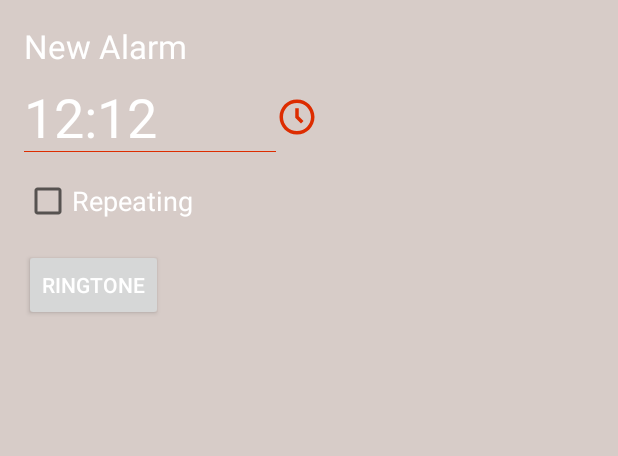
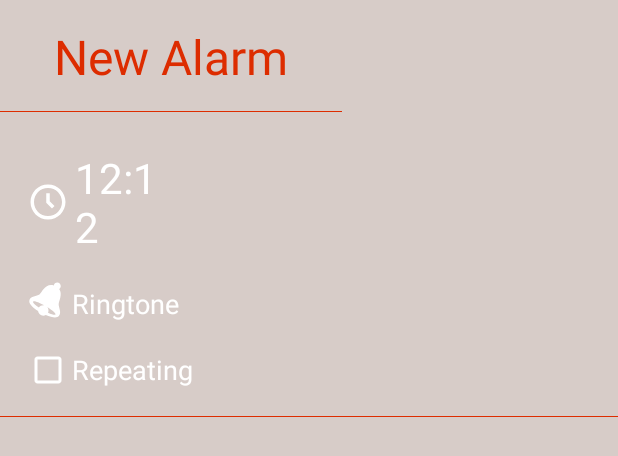
Before and after one commit to SteveQQ/QRoclock, an Android app: the layout alarm_config_dialog.xml on its own in the app's theme, with its tools: preview values and no code run, on a phone screen of 412 x 824 dp. Shown: the top 456 px of the screen. Run offline under Robolectric (Android 15) with nearby library versions, the phone set to English and light mode, and no system bars; Roboto replaces fonts that are not available here.

Commit message:
Time Picker added, implementing of interface to create Alarm Object

```diff
--- a/app/src/main/res/drawable/ic_plus_vec.xml
+++ b/app/src/main/res/drawable/ic_plus_vec.xml
@@ -7,5 +7,5 @@
 
     <!-- draw a path -->
     <path android:fillColor="#E0E0E0"
-          android:pathData="M12,2C6.5,2,2,6.5,2,12c0,5.5,4.5,10,10,10s10-4.5,10-10C22,6.5,17.5,2,12,2z M16.9,15.5l-1.4,1.4L12,13.4l-3.5,3.5 l-1.4-1.4l3.5-3.5L7.1,8.5l1.4-1.4l3.5,3.5l3.5-3.5l1.4,1.4L13.4,12L16.9,15.5z" />
+          android:pathData="M 11 5 L 11 11 L 5 11 L 5 13 L 11 13 L 11 19 L 13 19 L 13 13 L 19 13 L 19 11 L 13 11 L 13 5 L 11 5 z" />
 </vector>
--- /dev/null
+++ b/app/src/main/res/drawable/ic_ringtone_vec.xml
@@ -0,0 +1,11 @@
+<?xml version="1.0" encoding="utf-8"?>
+<vector xmlns:android="http://schemas.android.com/apk/res/android"
+        android:height="28dp"
+        android:width="28dp"
+        android:viewportWidth="24"
+        android:viewportHeight="24">
+
+    <!-- draw a path -->
+    <path android:fillColor="@android:color/primary_text_dark"
+          android:pathData="M 19 2 C 17.991269 2 17.168434 2.7478793 17.03125 3.71875 C 12.26736 2.2527083 10.288153 7.6756595 8.8125 8.8125 C 7.4735 9.8455 3.589 9.634 3.125 12 C 2.5165865 13.710308 4.3290052 15.982675 8.03125 18.3125 C 8.1921025 19.817812 9.4500849 21 11 21 C 11.522484 21 12.009818 20.860063 12.4375 20.625 C 14.482939 21.463174 16.474104 22 17.6875 22 C 18.6905 22 19.687 21.546 20 21 C 21.647 19.237 19.7605 16.09725 19.8125 14.40625 C 19.862164 12.75491 22.237228 8.5147143 20.09375 5.6875 C 20.645258 5.3314115 21 4.7053063 21 4 C 21 2.8954305 20.104569 2 19 2 z M 5.46875 12.75 C 6.3079466 12.569906 8.7827775 13.512469 11.59375 15.0625 C 11.39857 15.022541 11.207 15 11 15 C 9.9789831 15 9.0734824 15.503749 8.53125 16.28125 C 6.6629202 15.002611 5.3687025 13.848988 5.1875 13.21875 C 5.1785 13.20275 5.16425 13.17225 5.15625 13.15625 C 5.16325 13.15525 5.1805 13.15725 5.1875 13.15625 C 5.1705 13.06525 5.1515 13.0005 5.1875 12.9375 C 5.234625 12.855875 5.3391777 12.777807 5.46875 12.75 z M 13.25 16.03125 C 16.248005 17.881679 18.30902 19.724022 17.96875 20.3125 C 17.697398 20.782508 15.975912 20.299105 13.71875 19.25 C 13.895274 18.867671 14 18.448869 14 18 C 14 17.243385 13.711743 16.558962 13.25 16.03125 z" />
+</vector>
--- a/app/src/main/res/drawable/ic_time_vec.xml
+++ b/app/src/main/res/drawable/ic_time_vec.xml
@@ -6,6 +6,6 @@
         android:viewportHeight="24">
 
     <!-- draw a path -->
-    <path android:fillColor="@color/material_deep_orange_A700"
+    <path android:fillColor="@android:color/primary_text_dark"
           android:pathData="M 12 2 C 6.4666667 2 2 6.4666667 2 12 C 2 17.533333 6.4666667 22 12 22 C 17.533333 22 22 17.533333 22 12 C 22 6.4666667 17.533333 2 12 2 z M 12 4 C 16.466667 4 20 7.5333333 20 12 C 20 16.466667 16.466667 20 12 20 C 7.5333333 20 4 16.466667 4 12 C 4 7.5333333 7.5333333 4 12 4 z M 11 7 L 11 12 L 11 12.40625 L 11.28125 12.71875 L 14.28125 15.71875 L 15.71875 14.28125 L 13 11.5625 L 13 7 L 11 7 z" />
 </vector>
--- a/app/src/main/res/layout/alarm_config_dialog.xml
+++ b/app/src/main/res/layout/alarm_config_dialog.xml
@@ -4,40 +4,83 @@
               xmlns:app="http://schemas.android.com/apk/res-auto"
               android:orientation="vertical"
               android:layout_width="match_parent"
-              android:layout_height="match_parent"
-              android:paddingLeft="@dimen/activity_horizontal_margin"
-              android:paddingRight="@dimen/activity_horizontal_margin"
-              android:paddingTop="@dimen/activity_vertical_margin"
-              android:paddingBottom="@dimen/activity_vertical_margin">
-
-    <TextView
-        android:layout_width="match_parent"
-        android:layout_height="wrap_content"
-        android:textAppearance="?android:attr/textAppearanceLarge"
-        android:text="@string/new_alarm"/>
+              android:layout_height="match_parent">
 
     <LinearLayout
         android:layout_width="wrap_content"
         android:layout_height="wrap_content"
+        android:background="@drawable/textlines"
+        android:orientation="vertical">
+        <TextView
+            android:layout_width="wrap_content"
+            android:layout_height="wrap_content"
+            android:textSize="32sp"
+            android:textColor="@color/material_deep_orange_A700"
+            android:text="@string/new_alarm"
+            android:padding="16dp"
+            android:layout_marginStart="20dp"
+            android:layout_marginEnd="20dp"/>
+    </LinearLayout>
+
+    <LinearLayout
+        android:layout_width="match_parent"
+        android:layout_height="wrap_content"
+        android:orientation="vertical"
+        android:background="@drawable/textlines">
+
+        <LinearLayout
+            android:id="@+id/timeInputField"
+            android:layout_width="wrap_content"
+            android:layout_height="wrap_content"
             android:orientation="horizontal"
-        android:layout_marginTop="8dp"
-        android:layout_marginBottom="8dp">
+            android:paddingTop="16dp"
+            android:paddingBottom="8dp"
+            android:paddingStart="16dp"
+            android:paddingEnd="16dp"
+            android:layout_marginTop="8dp">
+            <ImageView
+                android:layout_width="wrap_content"
+                android:layout_height="match_parent"
+                app:srcCompat="@drawable/ic_time_vec"
+                android:paddingStart="2dp"
+                android:paddingEnd="4dp"
+                android:background="@android:color/transparent"/>
+
             <TextView
                 android:id="@+id/timeInputTextView"
                 android:layout_width="wrap_content"
                 android:layout_height="wrap_content"
-            android:textSize="36sp"
+                android:textSize="28sp"
                 tools:text="12:12"
                 android:text="12:12"
                 android:textColor="@android:color/primary_text_dark"
-            android:ems="4"
-            android:background="@drawable/textlines"/>
+                android:ems="2"/>
+        </LinearLayout>
 
-        <ImageButton
+        <LinearLayout
+            android:id="@+id/selectRingtoneField"
             android:layout_width="wrap_content"
-            android:layout_height="match_parent"
-            app:srcCompat="@drawable/ic_time_vec"
+            android:layout_height="wrap_content"
+            android:orientation="horizontal"
+            android:paddingTop="8dp"
+            android:paddingBottom="8dp"
+            android:paddingStart="16dp"
+            android:paddingEnd="16dp">
+
+            <ImageView
+                android:layout_width="wrap_content"
+                android:layout_height="wrap_content"
+                app:srcCompat="@drawable/ic_ringtone_vec"
+                android:paddingEnd="4dp"
                 android:background="@android:color/transparent"/>
+
+            <TextView
+                android:layout_width="wrap_content"
+                android:layout_height="wrap_content"
+                android:textAppearance="?android:attr/textAppearanceMedium"
+                android:textColor="@android:color/primary_text_dark"
+                android:paddingTop="4dp"
+                android:text="@string/ringtone"/>
         </LinearLayout>
 
         <CheckBox
@@ -45,17 +88,13 @@
             android:layout_width="wrap_content"
             android:layout_height="wrap_content"
             android:textAppearance="?android:attr/textAppearanceMedium"
-        android:text="Repeating"
+            android:text="@string/repeating"
+            android:buttonTint="@android:color/primary_text_dark"
             android:textColor="@android:color/primary_text_dark"
+            android:layout_marginStart="16dp"
             android:layout_marginTop="8dp"
-        android:layout_marginBottom="8dp"/>
+            android:layout_marginBottom="16dp"/>
+    </LinearLayout>
 
-    <Button
-        android:id="@+id/selectRingtoneButton"
-        android:layout_width="wrap_content"
-        android:layout_height="wrap_content"
-        android:text="Ringtone"
-        android:layout_marginTop="8dp"
-        android:layout_marginBottom="8dp"/>
 
 </LinearLayout>
--- a/app/src/main/res/values/strings.xml
+++ b/app/src/main/res/values/strings.xml
@@ -14,6 +14,9 @@
     <string name="friday">Friday</string>
     <string name="saturday">Saturday</string>
     <string name="sunday">Sunday</string>
+    <string name="repeat">Repeat in...</string>
+    <string name="ringtone">Ringtone</string>
+    <string name="repeating">Repeating</string>
     <string-array name="days">
         <item>Monday</item>
         <item>Tuesday</item>
--- a/app/src/main/res/values/styles.xml
+++ b/app/src/main/res/values/styles.xml
@@ -12,6 +12,8 @@
 
         <!--Apply default style for alarm dialog -->
         <item name="android:alertDialogTheme">@style/AppAlarmTheme</item>
+
+        <item name="android:dialogTheme">@style/AppAlarmTheme</item>
     </style>
 
     <style name="AppTheme.NoActionBar">
@@ -26,5 +28,15 @@
     <style name="AppAlarmTheme" parent="Theme.AppCompat.Light.Dialog">
         <item name="android:windowBackground">@color/material_brown_00</item>
         <item name="android:textColor">@color/material_deep_orange_A700</item>
+        <item name="colorAccent">@color/material_brown_00</item>
+    </style>
+
+    <style name="AppTimePickerTheme" parent="Theme.AppCompat.Light.Dialog">
+        <item name="android:windowBackground">@color/material_brown_00</item>
+        <item name="android:textColor">@color/material_deep_orange_A700</item>
+        <item name="colorAccent">@color/material_brown_00</item>
+        <item name="colorPrimaryDark">@color/material_brown_500</item>
+        <item name="android:colorBackground">@color/material_brown_500</item>
+
     </style>
 </resources>
```
Also changed, not shown: app/src/main/java/com/steveq/qroclock/ui/activities/DataCollector.java (added, +14 -0 lines), app/src/main/java/com/steveq/qroclock/ui/activities/MainActivity.java (+31 -22 lines), app/src/main/java/com/steveq/qroclock/ui/dialogs/AlarmConfigDialog.java (+85 -57 lines), app/src/main/java/com/steveq/qroclock/ui/dialogs/MyTimePickerDialog.java (added, +51 -0 lines), app/src/main/res/layout/content_main.xml (deleted, +0 -21 lines), app/src/main/res/layout/repeating_days_dialog.xml (+31 -0 lines). Lines whose indentation alone changed are shown as unchanged.
